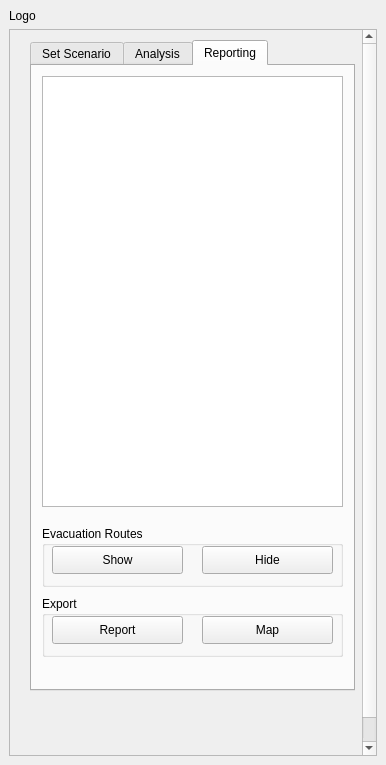
First picture: the form in Evacu8/Evacu8/Evacu8_dockwidget_base.ui, repository fhb1990/GEO1005, before the edit.
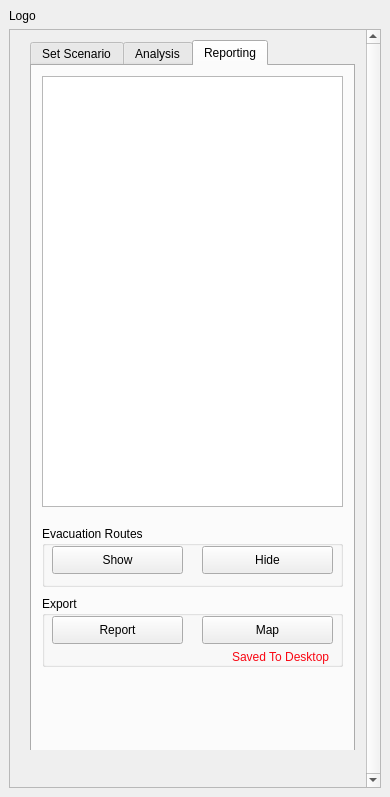
Second picture: the form after the edit. The open tabs and pages were chosen to show the change.

Patch:
```diff
--- a/Evacu8/Evacu8/Evacu8_dockwidget_base.ui
+++ b/Evacu8/Evacu8/Evacu8_dockwidget_base.ui
@@ -6,8 +6,8 @@
    <rect>
     <x>0</x>
     <y>0</y>
-    <width>386</width>
-    <height>765</height>
+    <width>390</width>
+    <height>797</height>
    </rect>
   </property>
   <property name="maximumSize">
@@ -55,9 +55,9 @@
        <property name="geometry">
         <rect>
          <x>0</x>
-         <y>-5</y>
+         <y>0</y>
          <width>345</width>
-         <height>750</height>
+         <height>720</height>
         </rect>
        </property>
        <widget class="QTabWidget" name="tabs">
@@ -66,7 +66,7 @@
           <x>20</x>
           <y>10</y>
           <width>325</width>
-          <height>651</height>
+          <height>741</height>
          </rect>
         </property>
         <property name="minimumSize">
@@ -1070,7 +1070,7 @@
             <x>10</x>
             <y>530</y>
             <width>301</width>
-            <height>61</height>
+            <height>71</height>
            </rect>
           </property>
           <property name="title">
@@ -1102,6 +1102,437 @@
             <string>Report</string>
            </property>
           </widget>
+          <widget class="QLabel" name="saved_msg">
+           <property name="geometry">
+            <rect>
+             <x>190</x>
+             <y>50</y>
+             <width>111</width>
+             <height>21</height>
+            </rect>
+           </property>
+           <property name="palette">
+            <palette>
+             <active>
+              <colorrole role="WindowText">
+               <brush brushstyle="SolidPattern">
+                <color alpha="255">
+                 <red>249</red>
+                 <green>7</green>
+                 <blue>19</blue>
+                </color>
+               </brush>
+              </colorrole>
+              <colorrole role="Button">
+               <brush brushstyle="SolidPattern">
+                <color alpha="255">
+                 <red>240</red>
+                 <green>0</green>
+                 <blue>4</blue>
+                </color>
+               </brush>
+              </colorrole>
+              <colorrole role="Light">
+               <brush brushstyle="SolidPattern">
+                <color alpha="255">
+                 <red>255</red>
+                 <green>105</green>
+                 <blue>107</blue>
+                </color>
+               </brush>
+              </colorrole>
+              <colorrole role="Midlight">
+               <brush brushstyle="SolidPattern">
+                <color alpha="255">
+                 <red>247</red>
+                 <green>52</green>
+                 <blue>55</blue>
+                </color>
+               </brush>
+              </colorrole>
+              <colorrole role="Dark">
+               <brush brushstyle="SolidPattern">
+                <color alpha="255">
+                 <red>120</red>
+                 <green>0</green>
+                 <blue>2</blue>
+                </color>
+               </brush>
+              </colorrole>
+              <colorrole role="Mid">
+               <brush brushstyle="SolidPattern">
+                <color alpha="255">
+                 <red>160</red>
+                 <green>0</green>
+                 <blue>2</blue>
+                </color>
+               </brush>
+              </colorrole>
+              <colorrole role="Text">
+               <brush brushstyle="SolidPattern">
+                <color alpha="255">
+                 <red>0</red>
+                 <green>0</green>
+                 <blue>0</blue>
+                </color>
+               </brush>
+              </colorrole>
+              <colorrole role="BrightText">
+               <brush brushstyle="SolidPattern">
+                <color alpha="255">
+                 <red>255</red>
+                 <green>255</green>
+                 <blue>255</blue>
+                </color>
+               </brush>
+              </colorrole>
+              <colorrole role="ButtonText">
+               <brush brushstyle="SolidPattern">
+                <color alpha="255">
+                 <red>0</red>
+                 <green>0</green>
+                 <blue>0</blue>
+                </color>
+               </brush>
+              </colorrole>
+              <colorrole role="Base">
+               <brush brushstyle="SolidPattern">
+                <color alpha="255">
+                 <red>255</red>
+                 <green>255</green>
+                 <blue>255</blue>
+                </color>
+               </brush>
+              </colorrole>
+              <colorrole role="Window">
+               <brush brushstyle="SolidPattern">
+                <color alpha="255">
+                 <red>240</red>
+                 <green>0</green>
+                 <blue>4</blue>
+                </color>
+               </brush>
+              </colorrole>
+              <colorrole role="Shadow">
+               <brush brushstyle="SolidPattern">
+                <color alpha="255">
+                 <red>0</red>
+                 <green>0</green>
+                 <blue>0</blue>
+                </color>
+               </brush>
+              </colorrole>
+              <colorrole role="AlternateBase">
+               <brush brushstyle="SolidPattern">
+                <color alpha="255">
+                 <red>247</red>
+                 <green>127</green>
+                 <blue>129</blue>
+                </color>
+               </brush>
+              </colorrole>
+              <colorrole role="ToolTipBase">
+               <brush brushstyle="SolidPattern">
+                <color alpha="255">
+                 <red>255</red>
+                 <green>255</green>
+                 <blue>220</blue>
+                </color>
+               </brush>
+              </colorrole>
+              <colorrole role="ToolTipText">
+               <brush brushstyle="SolidPattern">
+                <color alpha="255">
+                 <red>0</red>
+                 <green>0</green>
+                 <blue>0</blue>
+                </color>
+               </brush>
+              </colorrole>
+             </active>
+             <inactive>
+              <colorrole role="WindowText">
+               <brush brushstyle="SolidPattern">
+                <color alpha="255">
+                 <red>249</red>
+                 <green>7</green>
+                 <blue>19</blue>
+                </color>
+               </brush>
+              </colorrole>
+              <colorrole role="Button">
+               <brush brushstyle="SolidPattern">
+                <color alpha="255">
+                 <red>240</red>
+                 <green>0</green>
+                 <blue>4</blue>
+                </color>
+               </brush>
+              </colorrole>
+              <colorrole role="Light">
+               <brush brushstyle="SolidPattern">
+                <color alpha="255">
+                 <red>255</red>
+                 <green>105</green>
+                 <blue>107</blue>
+                </color>
+               </brush>
+              </colorrole>
+              <colorrole role="Midlight">
+               <brush brushstyle="SolidPattern">
+                <color alpha="255">
+                 <red>247</red>
+                 <green>52</green>
+                 <blue>55</blue>
+                </color>
+               </brush>
+              </colorrole>
+              <colorrole role="Dark">
+               <brush brushstyle="SolidPattern">
+                <color alpha="255">
+                 <red>120</red>
+                 <green>0</green>
+                 <blue>2</blue>
+                </color>
+               </brush>
+              </colorrole>
+              <colorrole role="Mid">
+               <brush brushstyle="SolidPattern">
+                <color alpha="255">
+                 <red>160</red>
+                 <green>0</green>
+                 <blue>2</blue>
+                </color>
+               </brush>
+              </colorrole>
+              <colorrole role="Text">
+               <brush brushstyle="SolidPattern">
+                <color alpha="255">
+                 <red>0</red>
+                 <green>0</green>
+                 <blue>0</blue>
+                </color>
+               </brush>
+              </colorrole>
+              <colorrole role="BrightText">
+               <brush brushstyle="SolidPattern">
+                <color alpha="255">
+                 <red>255</red>
+                 <green>255</green>
+                 <blue>255</blue>
+                </color>
+               </brush>
+              </colorrole>
+              <colorrole role="ButtonText">
+               <brush brushstyle="SolidPattern">
+                <color alpha="255">
+                 <red>0</red>
+                 <green>0</green>
+                 <blue>0</blue>
+                </color>
+               </brush>
+              </colorrole>
+              <colorrole role="Base">
+               <brush brushstyle="SolidPattern">
+                <color alpha="255">
+                 <red>255</red>
+                 <green>255</green>
+                 <blue>255</blue>
+                </color>
+               </brush>
+              </colorrole>
+              <colorrole role="Window">
+               <brush brushstyle="SolidPattern">
+                <color alpha="255">
+                 <red>240</red>
+                 <green>0</green>
+                 <blue>4</blue>
+                </color>
+               </brush>
+              </colorrole>
+              <colorrole role="Shadow">
+               <brush brushstyle="SolidPattern">
+                <color alpha="255">
+                 <red>0</red>
+                 <green>0</green>
+                 <blue>0</blue>
+                </color>
+               </brush>
+              </colorrole>
+              <colorrole role="AlternateBase">
+               <brush brushstyle="SolidPattern">
+                <color alpha="255">
+                 <red>247</red>
+                 <green>127</green>
+                 <blue>129</blue>
+                </color>
+               </brush>
+              </colorrole>
+              <colorrole role="ToolTipBase">
+               <brush brushstyle="SolidPattern">
+                <color alpha="255">
+                 <red>255</red>
+                 <green>255</green>
+                 <blue>220</blue>
+                </color>
+               </brush>
+              </colorrole>
+              <colorrole role="ToolTipText">
+               <brush brushstyle="SolidPattern">
+                <color alpha="255">
+                 <red>0</red>
+                 <green>0</green>
+                 <blue>0</blue>
+                </color>
+               </brush>
+              </colorrole>
+             </inactive>
+             <disabled>
+              <colorrole role="WindowText">
+               <brush brushstyle="SolidPattern">
+                <color alpha="255">
+                 <red>120</red>
+                 <green>0</green>
+                 <blue>2</blue>
+                </color>
+               </brush>
+              </colorrole>
+              <colorrole role="Button">
+               <brush brushstyle="SolidPattern">
+                <color alpha="255">
+                 <red>240</red>
+                 <green>0</green>
+                 <blue>4</blue>
+                </color>
+               </brush>
+              </colorrole>
+              <colorrole role="Light">
+               <brush brushstyle="SolidPattern">
+                <color alpha="255">
+                 <red>255</red>
+                 <green>105</green>
+                 <blue>107</blue>
+                </color>
+               </brush>
+              </colorrole>
+              <colorrole role="Midlight">
+               <brush brushstyle="SolidPattern">
+                <color alpha="255">
+                 <red>247</red>
+                 <green>52</green>
+                 <blue>55</blue>
+                </color>
+               </brush>
+              </colorrole>
+              <colorrole role="Dark">
+               <brush brushstyle="SolidPattern">
+                <color alpha="255">
+                 <red>120</red>
+                 <green>0</green>
+                 <blue>2</blue>
+                </color>
+               </brush>
+              </colorrole>
+              <colorrole role="Mid">
+               <brush brushstyle="SolidPattern">
+                <color alpha="255">
+                 <red>160</red>
+                 <green>0</green>
+                 <blue>2</blue>
+                </color>
+               </brush>
+              </colorrole>
+              <colorrole role="Text">
+               <brush brushstyle="SolidPattern">
+                <color alpha="255">
+                 <red>120</red>
+                 <green>0</green>
+                 <blue>2</blue>
+                </color>
+               </brush>
+              </colorrole>
+              <colorrole role="BrightText">
+               <brush brushstyle="SolidPattern">
+                <color alpha="255">
+                 <red>255</red>
+                 <green>255</green>
+                 <blue>255</blue>
+                </color>
+               </brush>
+              </colorrole>
+              <colorrole role="ButtonText">
+               <brush brushstyle="SolidPattern">
+                <color alpha="255">
+                 <red>120</red>
+                 <green>0</green>
+                 <blue>2</blue>
+                </color>
+               </brush>
+              </colorrole>
+              <colorrole role="Base">
+               <brush brushstyle="SolidPattern">
+                <color alpha="255">
+                 <red>240</red>
+                 <green>0</green>
+                 <blue>4</blue>
+                </color>
+               </brush>
+              </colorrole>
+              <colorrole role="Window">
+               <brush brushstyle="SolidPattern">
+                <color alpha="255">
+                 <red>240</red>
+                 <green>0</green>
+                 <blue>4</blue>
+                </color>
+               </brush>
+              </colorrole>
+              <colorrole role="Shadow">
+               <brush brushstyle="SolidPattern">
+                <color alpha="255">
+                 <red>0</red>
+                 <green>0</green>
+                 <blue>0</blue>
+                </color>
+               </brush>
+              </colorrole>
+              <colorrole role="AlternateBase">
+               <brush brushstyle="SolidPattern">
+                <color alpha="255">
+                 <red>240</red>
+                 <green>0</green>
+                 <blue>4</blue>
+                </color>
+               </brush>
+              </colorrole>
+              <colorrole role="ToolTipBase">
+               <brush brushstyle="SolidPattern">
+                <color alpha="255">
+                 <red>255</red>
+                 <green>255</green>
+                 <blue>220</blue>
+                </color>
+               </brush>
+              </colorrole>
+              <colorrole role="ToolTipText">
+               <brush brushstyle="SolidPattern">
+                <color alpha="255">
+                 <red>0</red>
+                 <green>0</green>
+                 <blue>0</blue>
+                </color>
+               </brush>
+              </colorrole>
+             </disabled>
+            </palette>
+           </property>
+           <property name="text">
+            <string>Saved To Desktop</string>
+           </property>
+           <property name="wordWrap">
+            <bool>true</bool>
+           </property>
+          </widget>
          </widget>
         </widget>
        </widget>
```
Left out of the diff: 537 changed lines with no effect on the pictures.
